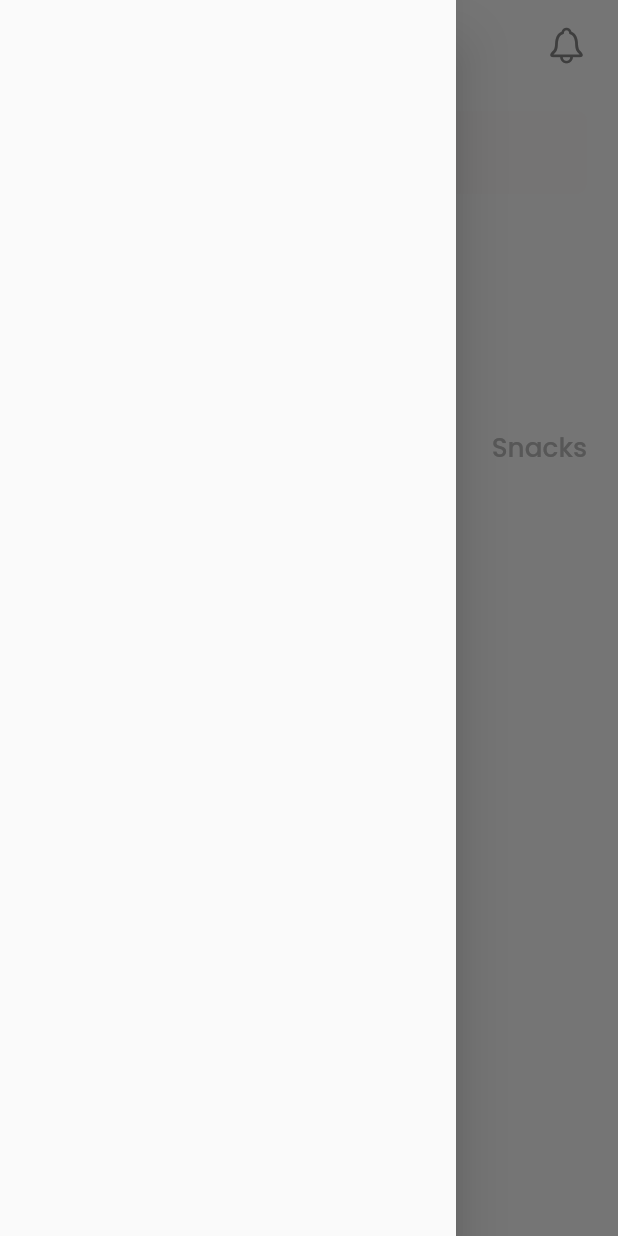
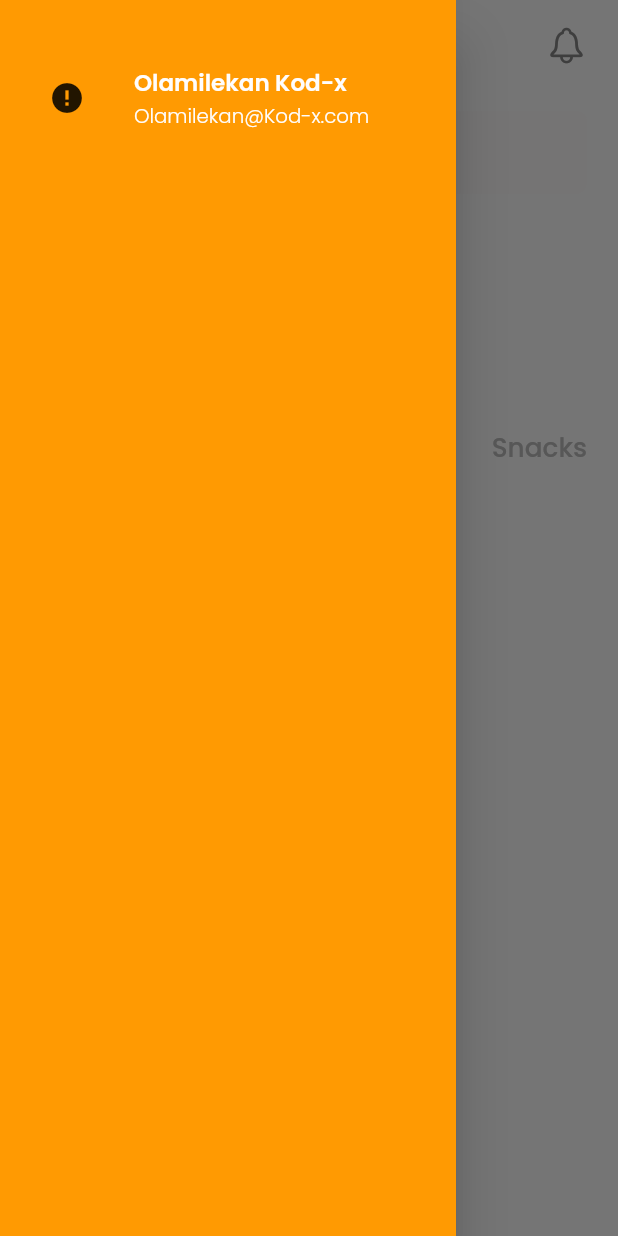
Before and after one commit to olamilekan-adeleke/jolobbi_app, a Flutter app: the screen it shows after launch, with the side drawer open, on a phone screen of 412 x 824 dp. Run offline on Flutter 3.47's test engine with Material 2 defaults, Android fonts, the phone set to English and light mode, and no system bars; drawn by our look-alikes of cached_network_image; our stand-ins replace cloud_firestore, equatable, firebase_auth, firebase_core, firebase_crashlytics, flutter_bloc and 6 more; missing offline and left inert: cloud_firestore_web, firebase_analytics_web, firebase_auth_web, firebase_core_web, firebase_messaging_web, flutter_secure_storage_web and 2 more; accounts and stored records are empty; network calls fail.

Commit message:
added DrawerUserProfileWidget

```diff
--- a/lib/features/food/views/screen/home_drawer_screen.dart
+++ b/lib/features/food/views/screen/home_drawer_screen.dart
@@ -1,10 +1,24 @@
 import 'package:flutter/material.dart';
+
+import '../../../../cores/components/custom_text_widget.dart';
+import '../../../../cores/components/image_widget.dart';
+import '../../../../cores/constants/color.dart';
+import '../../../../cores/utils/sizer_utils.dart';
+import '../widgets/drawer/drawer_user_profile.dart';
 
 class HomeDrawerWidget extends StatelessWidget {
   const HomeDrawerWidget({Key? key}) : super(key: key);
 
   @override
   Widget build(BuildContext context) {
-    return Container();
+    return Container(
+      color: kcPrimaryColor,
+      padding: EdgeInsets.symmetric(horizontal: sp(10), vertical: sp(25)),
+      child: Column(
+        children: <Widget>[
+          const DrawerUserProfileWidget(),
+        ],
+      ),
+    );
   }
 }
--- /dev/null
+++ b/lib/features/food/views/widgets/drawer/drawer_user_profile.dart
@@ -0,0 +1,58 @@
+import 'package:flutter/material.dart';
+
+import '../../../../../cores/components/custom_text_widget.dart';
+import '../../../../../cores/components/image_widget.dart';
+import '../../../../../cores/constants/color.dart';
+import '../../../../../cores/utils/sizer_utils.dart';
+
+
+
+class DrawerUserProfileWidget extends StatelessWidget {
+  const DrawerUserProfileWidget({
+    Key? key,
+  }) : super(key: key);
+
+  @override
+  Widget build(BuildContext context) {
+    return Row(
+      children: [
+        SizedBox(
+          height: sp(45),
+          width: sp(45),
+          child: ClipRRect(
+            borderRadius: BorderRadius.circular(sp(100)),
+            child: const CustomImageWidget(
+              imageUrl:
+                  'https://images.unsplash.com/photo-1438761681033-6461ffad8d80?ixlib=rb-1.2.1&ixid=MnwxMjA3fDB8MHxzZWFyY2h8MXx8cmFuZG9tJTIwcGVyc29ufGVufDB8fDB8fA%3D%3D&w=1000&q=80',
+              imageTypes: ImageTypes.network,
+            ),
+          ),
+        ),
+        horizontalSpace(10),
+        Flexible(
+          child: Column(
+            crossAxisAlignment: CrossAxisAlignment.start,
+            children: [
+              TextWidget(
+                'Olamilekan Kod-x ',
+                fontSize: sp(14),
+                fontWeight: FontWeight.w600,
+                maxLines: 1,
+                overflow: TextOverflow.ellipsis,
+                textColor: kcWhite,
+              ),
+              TextWidget(
+                'Olamilekan@Kod-x.com',
+                fontSize: sp(12),
+                fontWeight: FontWeight.w300,
+                maxLines: 1,
+                overflow: TextOverflow.ellipsis,
+                textColor: kcWhite,
+              ),
+            ],
+          ),
+        ),
+      ],
+    );
+  }
+}
```
